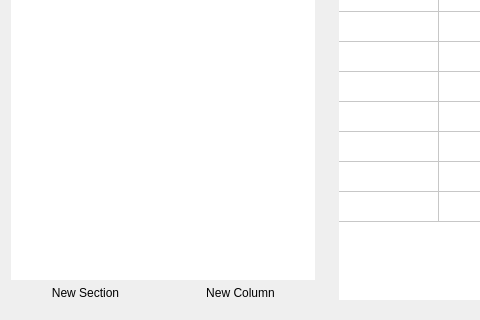
Old version of the form src/components/frontend-dashboard/frontenddashboard.ui in the repository RapidWebForge/RapidWebForgeApp; both pictures show x 337 to 817 and y 308 to 628 of the 1000 by 628 pixel window.
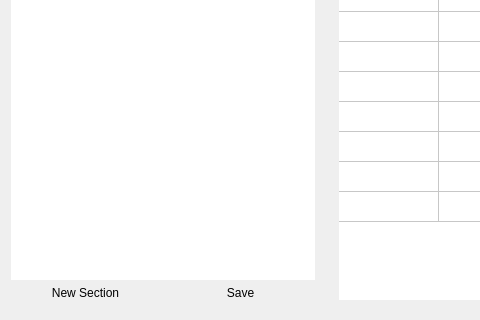
New version of the form.

Commit message: feat: save views with button

Diff of the .ui file:
```diff
--- a/src/components/frontend-dashboard/frontenddashboard.ui
+++ b/src/components/frontend-dashboard/frontenddashboard.ui
@@ -151,7 +151,7 @@
           <item>
            <widget class="QPushButton" name="addColumnButton">
             <property name="text">
-             <string>New Column</string>
+             <string>Save</string>
             </property>
            </widget>
           </item>
```
The commit also changes 4 other files.
